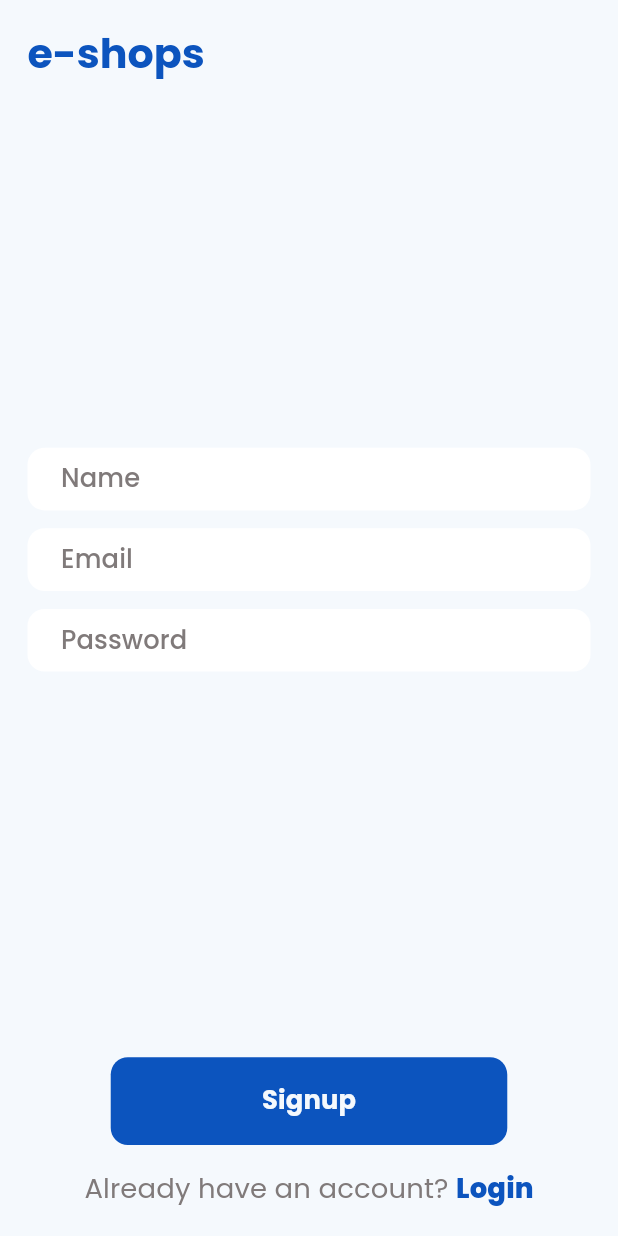
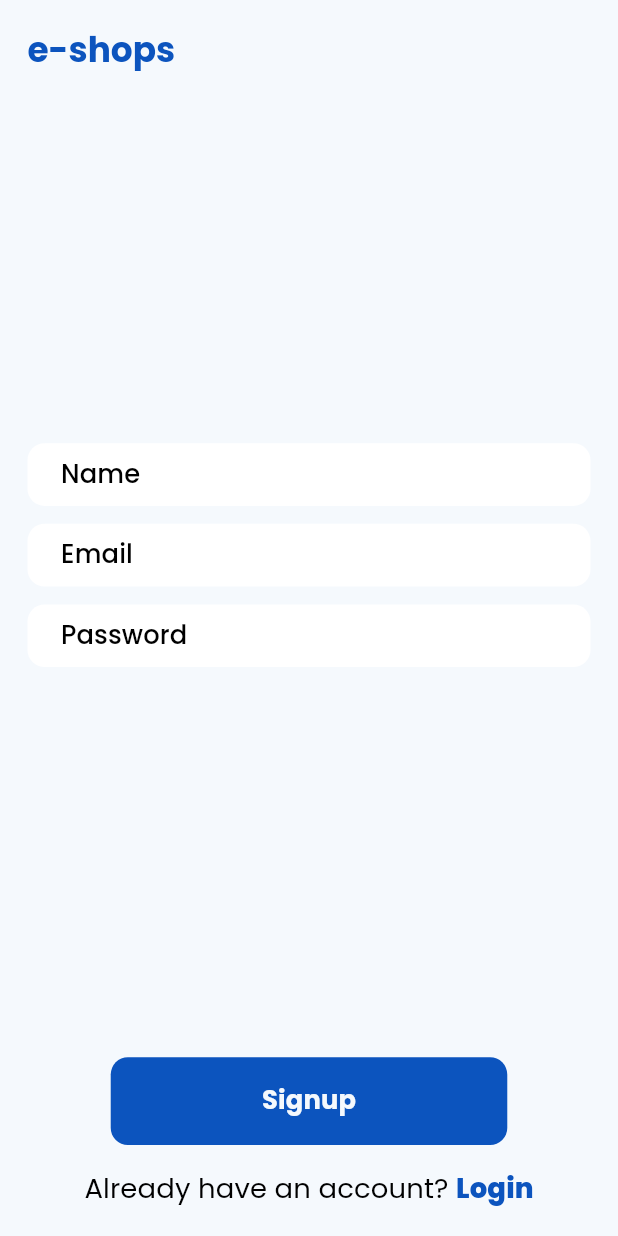
Before and after one commit to theGDM/pingolearn-assignment, a Flutter app: the Signup screen opened directly, on a phone screen of 412 x 824 dp. Run offline on Flutter 3.47's test engine with Material 3 defaults, Android fonts, the phone set to English and light mode, and no system bars; our stand-ins replace firebase_auth, firebase_core, flutter_screenutil, google_fonts; accounts and stored records are empty.

Commit message:
Gyandeep | Applied some changes in the theme and main

```diff
--- a/lib/main.dart
+++ b/lib/main.dart
@@ -1,5 +1,5 @@
 import 'package:ecommerce/dashboard/dashboard.dart';
-import 'package:ecommerce/login/login.dart';
+import 'package:ecommerce/signup/signup.dart';
 import 'package:ecommerce/theme.dart';
 import 'package:firebase_auth/firebase_auth.dart';
 import 'package:firebase_core/firebase_core.dart';
@@ -23,7 +23,7 @@ class MyApp extends StatelessWidget {
         title: 'Pingolearn Ecommerce Website',
         debugShowCheckedModeBanner: false,
         theme: appTheme,
-        home: user == null ? const Login() : const Dashboard(),
+        home: user == null ? const Signup() : const Dashboard(),
       ),
     );
   }
--- a/lib/theme.dart
+++ b/lib/theme.dart
@@ -15,11 +15,11 @@ ThemeData appTheme = ThemeData(
       fontWeight: FontWeight.bold,
     ),
     displaySmall: GoogleFonts.poppins(
-      fontSize: 14.sp,
+      fontSize: 16.sp,
       fontWeight: FontWeight.bold,
     ),
     titleLarge: GoogleFonts.poppins(
-      fontSize: 24.sp,
+      fontSize: 20.sp,
       fontStyle: FontStyle.normal,
     ),
     titleMedium: GoogleFonts.poppins(
@@ -37,7 +37,7 @@ ThemeData appTheme = ThemeData(
     primary: const Color.fromARGB(255, 245, 249, 253),
     secondary: const Color.fromARGB(255, 12, 84, 190),
     onPrimary: Colors.white,
-    onSecondary: const Color.fromARGB(255, 128, 122, 122),
+    onSecondary: Colors.black,
     onTertiary: const Color.fromARGB(255, 228, 223, 223),
     background: const Color.fromARGB(255, 245, 249, 253),
   ),
```
